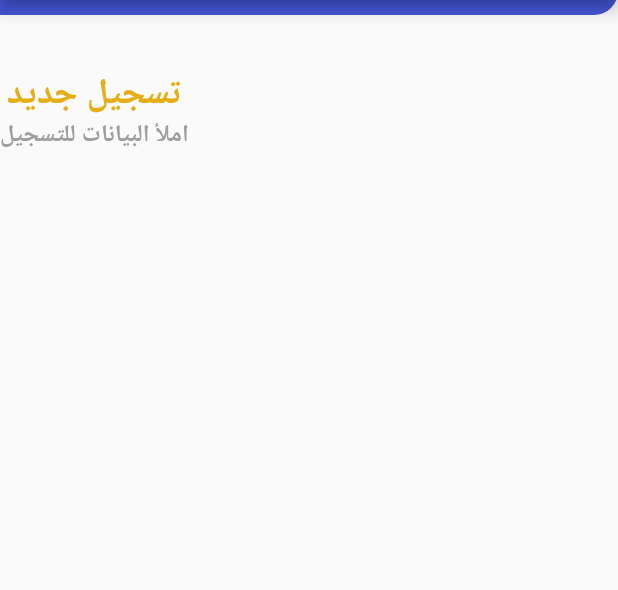
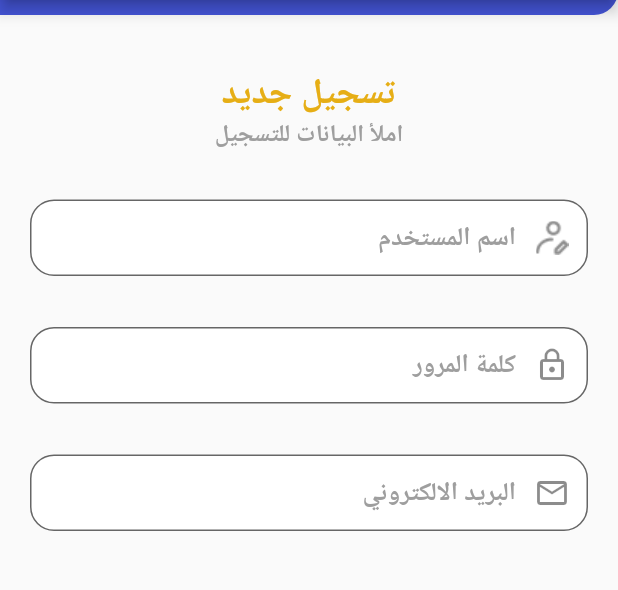
Before and after one commit to TopBusiness-Flutter-Projects/trg, a Flutter app: the SignUpScreen screen opened by its route, on a phone screen of 412 x 824 dp, the part 105-695 px from its top. Run offline on Flutter 3.47's test engine with Material 2 defaults, Android fonts, the phone set to English and light mode, and no system bars; our stand-ins replace audioplayers, bloc, connectivity_plus, dartz, dio, easy_localization and 16 more; missing offline and left inert: flutter_windowmanager, quick_actions, record, screen_capture_event; accounts and stored records are empty.

Commit message:
sign up screen -- still

```diff
--- a/assets/lang/ar.json
+++ b/assets/lang/ar.json
@@ -5,6 +5,7 @@
 "password": "كلمة المرور",
   "new_login": "تسجيل جديد",
   "fill_data": "املأ البيانات للتسجيل",
+  "user_name": "اسم المستخدم",
   "save": "حفظ",
   "enter_new_password": "الرقم السرى الجديد",
   "confirm_password": "تاكيد الرقم السرى",
--- a/assets/lang/en.json
+++ b/assets/lang/en.json
@@ -8,6 +8,7 @@
   "enter_new_password": "The new password",
   "confirm_password": "Confirm the password",
   "fill_data": "Fill in the data to register",
+  "user_name": "User Name",
   "new_login": "New User",
   "save": "Save",
   "submit": "Submit",
--- a/lib/core/utils/assets_manager.dart
+++ b/lib/core/utils/assets_manager.dart
@@ -11,6 +11,8 @@ class ImageAssets {
   static const String onboard2Image = '$imagePath/onboard2.png';
   static const String onboard3Image = '$imagePath/onboard3.png';
   static const String loginLogoImage = '$imagePath/login_logo.png';
+  //*****************************************************************
+static const String profileIcon = "$iconsPath/profile_icon.png";
 
 
 
--- a/lib/features/sign_up/screens/sign_up.dart
+++ b/lib/features/sign_up/screens/sign_up.dart
@@ -4,6 +4,7 @@ import 'package:trj/core/widgets/curved_app_bar.dart';
 
 import '../../../core/utils/app_colors.dart';
 import '../../../core/utils/assets_manager.dart';
+import '../../../core/widgets/custom_textfield.dart';
 class SignUpScreen extends StatelessWidget {
   const SignUpScreen({Key? key}) : super(key: key);
 
@@ -33,6 +34,26 @@ class SignUpScreen extends StatelessWidget {
                   fontWeight: FontWeight.w600),
             ).tr(),
             const SizedBox(height: 28,),
+            CustomTextField(
+                title: translate.tr("user_name"),
+                textInputType: TextInputType.name,
+                prefixWidget: ImageIcon(AssetImage(ImageAssets.profileIcon)),
+                borderSide: BorderSide(color: AppColors.primary),
+                backgroundColor: AppColors.white),
+            const SizedBox(height: 26,),
+            CustomTextField(
+                title: translate.tr("password"),
+                textInputType: TextInputType.text,
+                prefixWidget: Icon(Icons.lock_outline),
+                borderSide: BorderSide(color: AppColors.primary),
+                backgroundColor: AppColors.white),
+            const SizedBox(height: 26,),
+            CustomTextField(
+                title: translate.tr("email"),
+                textInputType: TextInputType.emailAddress,
+                prefixWidget: Icon(Icons.email_outlined),
+                borderSide: BorderSide(color: AppColors.primary),
+                backgroundColor: AppColors.white),
 
           ],
         ),
```
Also changed, not shown: assets/icons/profile_icon.png (added).
